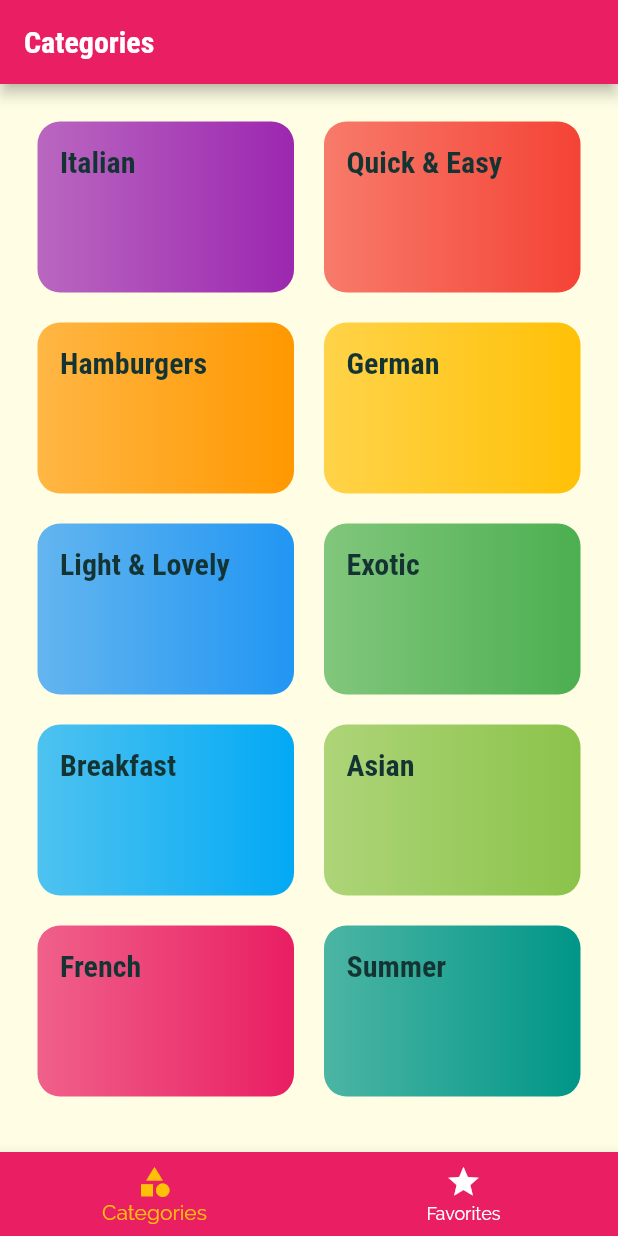
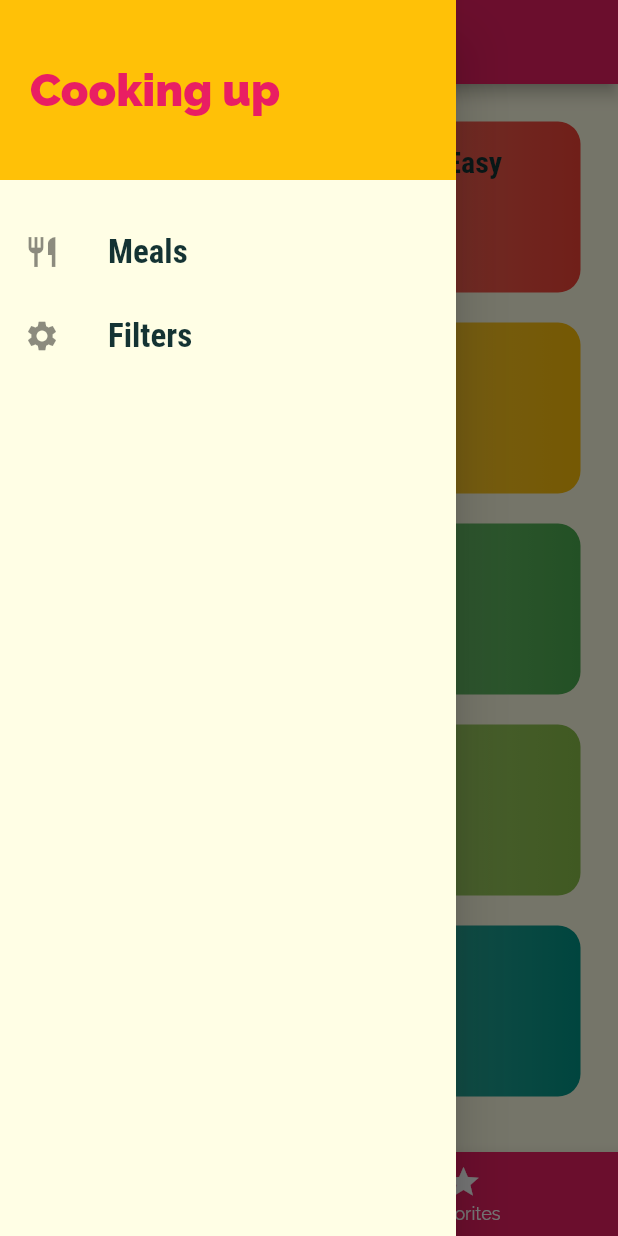
Before and after one commit to tferrerm/flutter-tutorial, a Flutter app: the screen it shows after launch, with the side drawer open (before the commit the screen has no drawer), on a phone screen of 412 x 824 dp. Run offline on Flutter 3.47's test engine with Material 2 defaults, Android fonts, the phone set to English and light mode, and no system bars.

Commit message:
Add non-functional drawer

```diff
--- a/meals_app/lib/screens/tabs_screen.dart
+++ b/meals_app/lib/screens/tabs_screen.dart
@@ -2,6 +2,7 @@ import 'package:flutter/material.dart';
 
 import './categories_screen.dart';
 import './favorites_screen.dart';
+import '../widgets/main_drawer.dart';
 
 class TabsScreen extends StatefulWidget {
   const TabsScreen({Key? key}) : super(key: key);
@@ -31,6 +32,7 @@ class _TabsScreenState extends State<TabsScreen> {
       appBar: AppBar(
         title: Text(_pages[_selectedPageIndex]['title']),
       ),
+      drawer: const MainDrawer(),
       body: _pages[_selectedPageIndex]['page'],
       bottomNavigationBar: BottomNavigationBar(
         onTap: _selectPage,
--- a/meals_app/lib/widgets/category_item.dart
+++ b/meals_app/lib/widgets/category_item.dart
@@ -23,7 +23,7 @@ class CategoryItem extends StatelessWidget {
     // Inkwell: GestureDetector with Ripple effect
     return InkWell(
       onTap: () => selectCategory(context),
-      splashColor: Theme.of(context).primaryColor,
+      splashColor: Theme.of(context).colorScheme.primary,
       borderRadius:
           BorderRadius.circular(15), // should match the container's radius
       child: Container(
--- /dev/null
+++ b/meals_app/lib/widgets/main_drawer.dart
@@ -0,0 +1,50 @@
+import 'package:flutter/material.dart';
+
+class MainDrawer extends StatelessWidget {
+  const MainDrawer({Key? key}) : super(key: key);
+
+  Widget buildListTile(String title, IconData icon) {
+    return ListTile(
+      leading: Icon(icon),
+      title: Text(
+        title,
+        style: const TextStyle(
+          fontFamily: 'RobotoCondensed',
+          fontSize: 22,
+          fontWeight: FontWeight.bold,
+        ),
+      ),
+      onTap: () {},
+    );
+  }
+
+  @override
+  Widget build(BuildContext context) {
+    return Drawer(
+      child: Column(
+        children: <Widget>[
+          Container(
+            height: 120,
+            width: double.infinity,
+            padding: const EdgeInsets.all(20),
+            alignment: Alignment.centerLeft,
+            color: Theme.of(context).colorScheme.secondary,
+            child: Text(
+              'Cooking up',
+              style: TextStyle(
+                fontWeight: FontWeight.w900,
+                fontSize: 30,
+                color: Theme.of(context).colorScheme.primary,
+              ),
+            ),
+          ),
+          const SizedBox(
+            height: 20,
+          ),
+          buildListTile('Meals', Icons.restaurant),
+          buildListTile('Filters', Icons.settings),
+        ],
+      ),
+    );
+  }
+}
```
